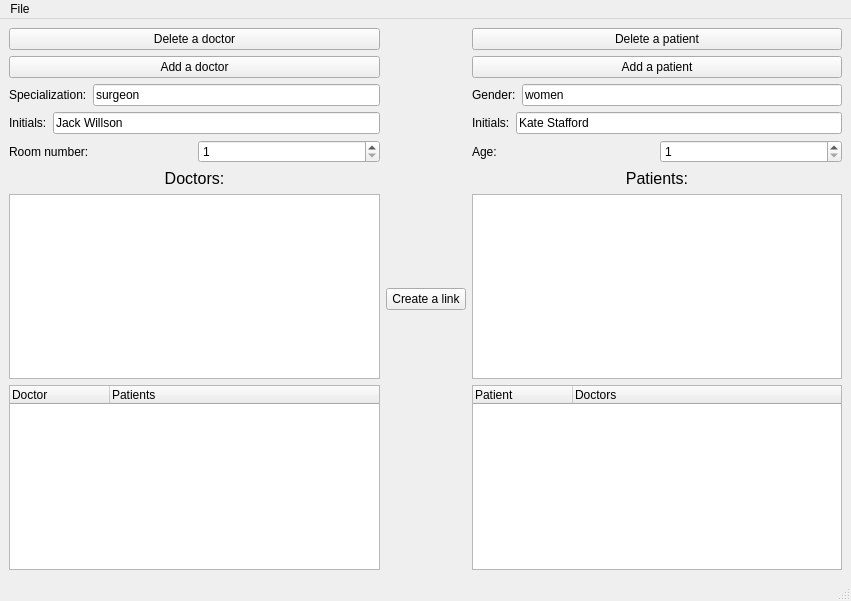
This is lab6/mainwindow.ui in itomilin/freelance as Qt 5 draws it before an edit. The edited form follows.
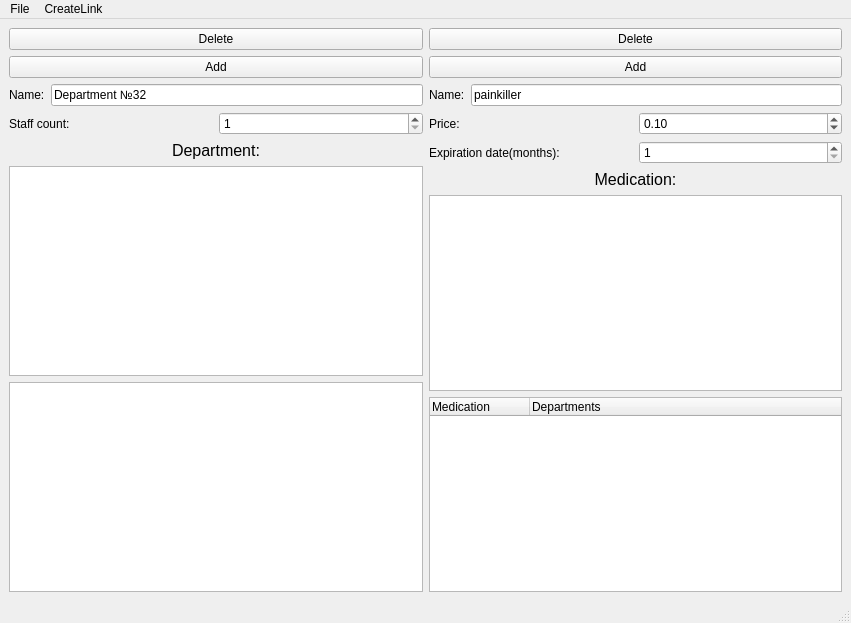
This is the edited form.

Commit message: lab6 check repeate name, new button

The edit to the form file:
```diff
--- a/lab6/mainwindow.ui
+++ b/lab6/mainwindow.ui
@@ -7,7 +7,7 @@
     <x>0</x>
     <y>0</y>
     <width>851</width>
-    <height>601</height>
+    <height>623</height>
    </rect>
   </property>
   <property name="windowTitle">
@@ -22,14 +22,14 @@
         <item>
          <widget class="QPushButton" name="pushButtonDeleteDoctor">
           <property name="text">
-           <string>Delete a doctor</string>
+           <string>Delete</string>
           </property>
          </widget>
         </item>
         <item>
          <widget class="QPushButton" name="pushButtonAddDoctor">
           <property name="text">
-           <string>Add a doctor</string>
+           <string>Add</string>
           </property>
          </widget>
         </item>
@@ -40,46 +40,28 @@
             <item>
              <widget class="QLabel" name="label">
               <property name="text">
-               <string>Specialization:</string>
+               <string>Name:</string>
               </property>
              </widget>
             </item>
             <item>
              <widget class="QLineEdit" name="lineEditSpecialization">
               <property name="text">
-               <string>surgeon</string>
+               <string>Department №32</string>
               </property>
              </widget>
             </item>
            </layout>
           </item>
           <item>
-           <layout class="QHBoxLayout" name="horizontalLayout_2">
-            <item>
-             <widget class="QLabel" name="label_2">
-              <property name="text">
-               <string>Initials:</string>
-              </property>
-             </widget>
-            </item>
-            <item>
-             <widget class="QLineEdit" name="lineEditInitialsDoctor">
-              <property name="text">
-               <string>Jack Willson</string>
-              </property>
-              <property name="alignment">
-               <set>Qt::AlignLeading|Qt::AlignLeft|Qt::AlignVCenter</set>
-              </property>
-             </widget>
-            </item>
-           </layout>
+           <layout class="QHBoxLayout" name="horizontalLayout_2"/>
           </item>
           <item>
            <layout class="QHBoxLayout" name="horizontalLayout_3">
             <item>
              <widget class="QLabel" name="label_3">
               <property name="text">
-               <string>Room number:</string>
+               <string>Staff count:</string>
               </property>
              </widget>
             </item>
@@ -105,7 +87,7 @@
            </font>
           </property>
           <property name="text">
-           <string>Doctors:</string>
+           <string>Department:</string>
           </property>
           <property name="alignment">
            <set>Qt::AlignCenter</set>
@@ -122,7 +104,7 @@
         <item>
          <widget class="QTreeWidget" name="treeWidgetDoctors">
           <attribute name="headerVisible">
-           <bool>true</bool>
+           <bool>false</bool>
           </attribute>
           <attribute name="headerDefaultSectionSize">
            <number>100</number>
@@ -132,7 +114,7 @@
           </attribute>
           <column>
            <property name="text">
-            <string>Doctor</string>
+            <string>Department</string>
            </property>
            <property name="textAlignment">
             <set>AlignLeading|AlignTop</set>
@@ -140,7 +122,7 @@
           </column>
           <column>
            <property name="text">
-            <string>Patients</string>
+            <string>Medications</string>
            </property>
           </column>
          </widget>
@@ -149,13 +131,6 @@
       </item>
      </layout>
     </item>
-    <item>
-     <widget class="QPushButton" name="pushButtonCreateDoctorRelation">
-      <property name="text">
-       <string>Create a link</string>
-      </property>
-     </widget>
-    </item>
     <item>
      <layout class="QVBoxLayout" name="verticalLayout_6">
       <item>
@@ -163,14 +138,14 @@
         <item>
          <widget class="QPushButton" name="pushButtonDeletePatient">
           <property name="text">
-           <string>Delete a patient</string>
+           <string>Delete</string>
           </property>
          </widget>
         </item>
         <item>
          <widget class="QPushButton" name="pushButtonAddPatient">
           <property name="text">
-           <string>Add a patient</string>
+           <string>Add</string>
           </property>
          </widget>
         </item>
@@ -181,14 +156,14 @@
             <item>
              <widget class="QLabel" name="label_4">
               <property name="text">
-               <string>Gender:</string>
+               <string>Name:</string>
               </property>
              </widget>
             </item>
             <item>
              <widget class="QLineEdit" name="lineEditGender">
               <property name="text">
-               <string>women</string>
+               <string>painkiller</string>
               </property>
              </widget>
             </item>
@@ -199,17 +174,17 @@
             <item>
              <widget class="QLabel" name="label_5">
               <property name="text">
-               <string>Initials:</string>
+               <string>Price:</string>
               </property>
              </widget>
             </item>
             <item>
-             <widget class="QLineEdit" name="lineEditInitialsPatient">
-              <property name="text">
-               <string>Kate Stafford</string>
+             <widget class="QDoubleSpinBox" name="doubleSpinBoxPrice">
+              <property name="maximum">
+               <double>99999.990000000005239</double>
               </property>
-              <property name="alignment">
-               <set>Qt::AlignLeading|Qt::AlignLeft|Qt::AlignVCenter</set>
+              <property name="value">
+               <double>0.100000000000000</double>
               </property>
              </widget>
             </item>
@@ -220,7 +195,7 @@
             <item>
              <widget class="QLabel" name="label_6">
               <property name="text">
-               <string>Age:</string>
+               <string>Expiration date(months):</string>
               </property>
              </widget>
             </item>
@@ -246,7 +221,7 @@
            </font>
           </property>
           <property name="text">
-           <string>Patients:</string>
+           <string>Medication:</string>
           </property>
           <property name="alignment">
            <set>Qt::AlignCenter</set>
@@ -269,12 +244,12 @@
         </attribute>
         <column>
          <property name="text">
-          <string notr="true">Patient</string>
+          <string notr="true">Medication</string>
          </property>
         </column>
         <column>
          <property name="text">
-          <string>Doctors</string>
+          <string>Departments</string>
          </property>
         </column>
        </widget>
@@ -289,7 +264,7 @@
      <x>0</x>
      <y>0</y>
      <width>851</width>
-     <height>21</height>
+     <height>20</height>
     </rect>
    </property>
    <widget class="QMenu" name="menuFile">
@@ -299,7 +274,14 @@
     <addaction name="actionSave"/>
     <addaction name="actionOpen"/>
    </widget>
+   <widget class="QMenu" name="menuCreateLink">
+    <property name="title">
+     <string>CreateLink</string>
+    </property>
+    <addaction name="actioncreate"/>
+   </widget>
    <addaction name="menuFile"/>
+   <addaction name="menuCreateLink"/>
   </widget>
   <widget class="QStatusBar" name="statusbar"/>
   <action name="actionSave">
```
Left out of the diff: 29 changed lines with no effect on the pictures. The commit also changes 15 other files.
